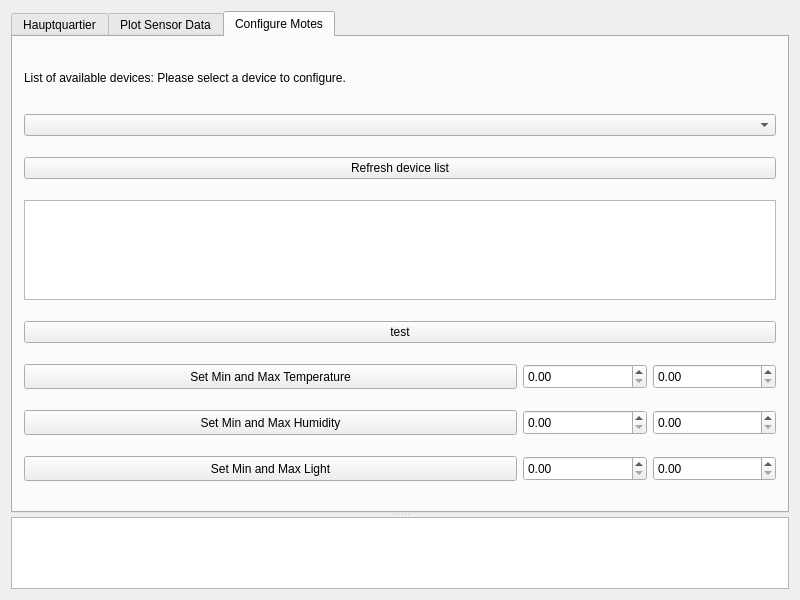
heat1q/plant.io, file gui/mainwindow.ui: the form before one commit.
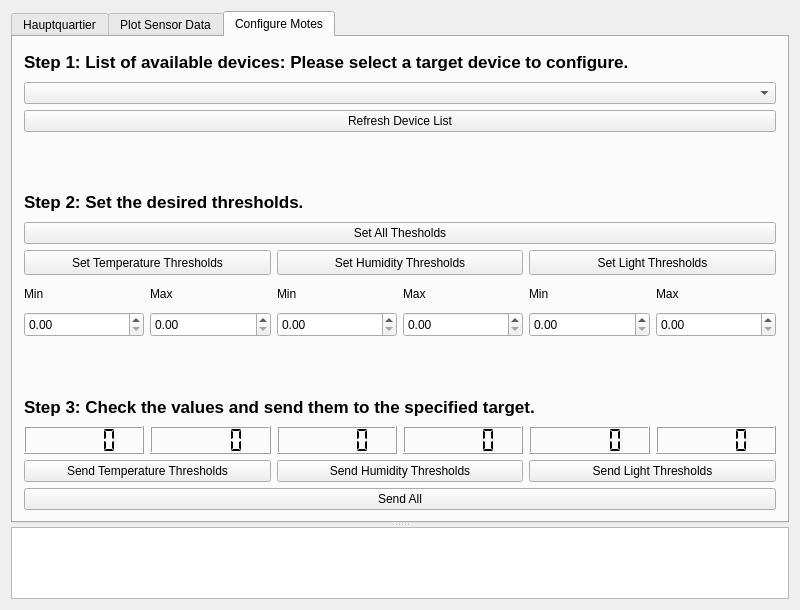
The form after the commit. The open tabs and pages were chosen to show the change. Custom widgets are drawn as their Qt base class.

Commit message: Worked on configuration tab. Fixed set max button fail message.

Diff of the .ui file:
```diff
--- a/gui/mainwindow.ui
+++ b/gui/mainwindow.ui
@@ -7,7 +7,7 @@
     <x>0</x>
     <y>0</y>
     <width>800</width>
-    <height>600</height>
+    <height>610</height>
    </rect>
   </property>
   <property name="windowTitle">
@@ -508,14 +508,14 @@
          <property name="sizeConstraint">
           <enum>QLayout::SetDefaultConstraint</enum>
          </property>
-         <item row="4" column="0" colspan="6">
-          <widget class="QPushButton" name="pushButton_test">
-           <property name="text">
-            <string>test</string>
+         <item row="14" column="3">
+          <widget class="QLCDNumber" name="lcdNumber_MaxHum">
+           <property name="segmentStyle">
+            <enum>QLCDNumber::Flat</enum>
            </property>
           </widget>
          </item>
-         <item row="6" column="5">
+         <item row="8" column="3">
           <widget class="QDoubleSpinBox" name="doubleSpinBox_MaxHum">
            <property name="maximumSize">
             <size>
@@ -525,28 +525,40 @@
            </property>
           </widget>
          </item>
-         <item row="3" column="0" colspan="6">
-          <widget class="QTextEdit" name="textEdit_test">
+         <item row="8" column="4">
+          <widget class="QDoubleSpinBox" name="doubleSpinBox_MinLight">
            <property name="maximumSize">
             <size>
              <width>16777215</width>
-             <height>100</height>
+             <height>25</height>
             </size>
            </property>
           </widget>
          </item>
-         <item row="5" column="4">
-          <widget class="QDoubleSpinBox" name="doubleSpinBox_MinTemp">
+         <item row="0" column="0" colspan="6">
+          <widget class="QLabel" name="label_Step1">
            <property name="maximumSize">
             <size>
              <width>16777215</width>
-             <height>25</height>
+             <height>30</height>
             </size>
            </property>
+           <property name="font">
+            <font>
+             <pointsize>13</pointsize>
+             <weight>75</weight>
+             <italic>false</italic>
+             <bold>true</bold>
+             <underline>false</underline>
+            </font>
+           </property>
+           <property name="text">
+            <string>Step 1: List of available devices: Please select a target device to configure.</string>
+           </property>
           </widget>
          </item>
-         <item row="7" column="0" colspan="4">
-          <widget class="QPushButton" name="pushButton_2">
+         <item row="7" column="0">
+          <widget class="QLabel" name="label_3">
            <property name="maximumSize">
             <size>
              <width>16777215</width>
@@ -554,14 +566,33 @@
             </size>
            </property>
            <property name="text">
-            <string>Set Min and Max Light</string>
+            <string>Min</string>
            </property>
           </widget>
          </item>
-         <item row="2" column="0" colspan="6">
-          <widget class="QPushButton" name="pushButton_refresh">
+         <item row="4" column="0" colspan="6">
+          <widget class="QLabel" name="label_Step2">
+           <property name="font">
+            <font>
+             <pointsize>13</pointsize>
+             <weight>75</weight>
+             <italic>false</italic>
+             <bold>true</bold>
+             <underline>false</underline>
+            </font>
+           </property>
            <property name="text">
-            <string>Refresh device list</string>
+            <string>Step 2: Set the desired thresholds.</string>
+           </property>
+          </widget>
+         </item>
+         <item row="8" column="5">
+          <widget class="QDoubleSpinBox" name="doubleSpinBox_MaxLight">
+           <property name="maximumSize">
+            <size>
+             <width>16777215</width>
+             <height>25</height>
+            </size>
            </property>
           </widget>
          </item>
@@ -573,84 +604,270 @@
              <verstretch>0</verstretch>
             </sizepolicy>
            </property>
-          </widget>
-         </item>
-         <item row="5" column="0" colspan="4">
-          <widget class="QPushButton" name="pushButton_4">
-           <property name="maximumSize">
-            <size>
-             <width>16777215</width>
-             <height>25</height>
-            </size>
+           <property name="toolTip">
+            <string>&lt;html&gt;&lt;head/&gt;&lt;body&gt;&lt;p&gt;&lt;br/&gt;&lt;/p&gt;&lt;/body&gt;&lt;/html&gt;</string>
            </property>
-           <property name="text">
-            <string>Set Min and Max Temperature</string>
-           </property>
-          </widget>
-         </item>
-         <item row="5" column="5">
-          <widget class="QDoubleSpinBox" name="doubleSpinBox_MaxTemp">
-           <property name="maximumSize">
-            <size>
-             <width>16777215</width>
-             <height>25</height>
-            </size>
+           <property name="accessibleName">
+            <string/>
            </property>
           </widget>
          </item>
          <item row="7" column="5">
-          <widget class="QDoubleSpinBox" name="doubleSpinBox_MaxLight">
+          <widget class="QLabel" name="label_8">
            <property name="maximumSize">
             <size>
              <width>16777215</width>
              <height>25</height>
             </size>
            </property>
+           <property name="text">
+            <string>Max</string>
+           </property>
           </widget>
          </item>
-         <item row="6" column="4">
-          <widget class="QDoubleSpinBox" name="doubleSpinBox_MinHum">
+         <item row="15" column="4" colspan="2">
+          <widget class="QPushButton" name="pushButton_SendLight">
+           <property name="text">
+            <string>Send Light Thresholds</string>
+           </property>
+          </widget>
+         </item>
+         <item row="14" column="2">
+          <widget class="QLCDNumber" name="lcdNumber_MinHum">
+           <property name="segmentStyle">
+            <enum>QLCDNumber::Flat</enum>
+           </property>
+          </widget>
+         </item>
+         <item row="6" column="4" colspan="2">
+          <widget class="QPushButton" name="pushButton_SetLight">
            <property name="maximumSize">
             <size>
              <width>16777215</width>
              <height>25</height>
             </size>
+           </property>
+           <property name="text">
+            <string>Set Light Thresholds</string>
+           </property>
+          </widget>
+         </item>
+         <item row="9" column="0" colspan="6">
+          <spacer name="verticalSpacer_2">
+           <property name="orientation">
+            <enum>Qt::Vertical</enum>
+           </property>
+           <property name="sizeType">
+            <enum>QSizePolicy::Fixed</enum>
+           </property>
+           <property name="sizeHint" stdset="0">
+            <size>
+             <width>20</width>
+             <height>50</height>
+            </size>
+           </property>
+          </spacer>
+         </item>
+         <item row="15" column="2" colspan="2">
+          <widget class="QPushButton" name="pushButton_SendHum">
+           <property name="text">
+            <string>Send Humidity Thresholds</string>
+           </property>
+          </widget>
+         </item>
+         <item row="14" column="4">
+          <widget class="QLCDNumber" name="lcdNumber_MinLight">
+           <property name="segmentStyle">
+            <enum>QLCDNumber::Flat</enum>
+           </property>
+          </widget>
+         </item>
+         <item row="6" column="0" colspan="2">
+          <widget class="QPushButton" name="pushButton_SetTemp">
+           <property name="maximumSize">
+            <size>
+             <width>16777215</width>
+             <height>25</height>
+            </size>
+           </property>
+           <property name="text">
+            <string>Set Temperature Thresholds</string>
+           </property>
+          </widget>
+         </item>
+         <item row="8" column="1">
+          <widget class="QDoubleSpinBox" name="doubleSpinBox_MaxTemp">
+           <property name="maximumSize">
+            <size>
+             <width>16777215</width>
+             <height>25</height>
+            </size>
+           </property>
+          </widget>
+         </item>
+         <item row="7" column="1">
+          <widget class="QLabel" name="label_4">
+           <property name="maximumSize">
+            <size>
+             <width>16777215</width>
+             <height>25</height>
+            </size>
+           </property>
+           <property name="text">
+            <string>Max</string>
+           </property>
+          </widget>
+         </item>
+         <item row="2" column="0" colspan="6">
+          <widget class="QPushButton" name="pushButton_refresh">
+           <property name="text">
+            <string>Refresh Device List</string>
+           </property>
+          </widget>
+         </item>
+         <item row="10" column="0" colspan="6">
+          <widget class="QLabel" name="label_Step3">
+           <property name="font">
+            <font>
+             <pointsize>13</pointsize>
+             <weight>75</weight>
+             <italic>false</italic>
+             <bold>true</bold>
+             <underline>false</underline>
+            </font>
+           </property>
+           <property name="text">
+            <string>Step 3: Check the values and send them to the specified target.</string>
+           </property>
+          </widget>
+         </item>
+         <item row="7" column="2">
+          <widget class="QLabel" name="label_5">
+           <property name="maximumSize">
+            <size>
+             <width>16777215</width>
+             <height>25</height>
+            </size>
+           </property>
+           <property name="text">
+            <string>Min</string>
+           </property>
+          </widget>
+         </item>
+         <item row="14" column="1">
+          <widget class="QLCDNumber" name="lcdNumber_MaxTemp">
+           <property name="segmentStyle">
+            <enum>QLCDNumber::Flat</enum>
+           </property>
+          </widget>
+         </item>
+         <item row="8" column="0">
+          <widget class="QDoubleSpinBox" name="doubleSpinBox_MinTemp">
+           <property name="maximumSize">
+            <size>
+             <width>16777215</width>
+             <height>25</height>
+            </size>
+           </property>
+          </widget>
+         </item>
+         <item row="14" column="5">
+          <widget class="QLCDNumber" name="lcdNumber_MaxLight">
+           <property name="segmentStyle">
+            <enum>QLCDNumber::Flat</enum>
+           </property>
+          </widget>
+         </item>
+         <item row="15" column="0" colspan="2">
+          <widget class="QPushButton" name="pushButton_SendTemp">
+           <property name="text">
+            <string>Send Temperature Thresholds</string>
+           </property>
+          </widget>
+         </item>
+         <item row="6" column="2" colspan="2">
+          <widget class="QPushButton" name="pushButton_SetHum">
+           <property name="maximumSize">
+            <size>
+             <width>16777215</width>
+             <height>25</height>
+            </size>
+           </property>
+           <property name="text">
+            <string>Set Humidity Thresholds</string>
            </property>
           </widget>
          </item>
          <item row="7" column="4">
-          <widget class="QDoubleSpinBox" name="doubleSpinBox_MinLight">
+          <widget class="QLabel" name="label_7">
            <property name="maximumSize">
             <size>
              <width>16777215</width>
              <height>25</height>
             </size>
            </property>
+           <property name="text">
+            <string>Min</string>
+           </property>
           </widget>
          </item>
-         <item row="6" column="0" colspan="4">
-          <widget class="QPushButton" name="pushButton_3">
+         <item row="5" column="0" colspan="6">
+          <widget class="QPushButton" name="pushButton_SetAll">
+           <property name="text">
+            <string>Set All Thesholds</string>
+           </property>
+          </widget>
+         </item>
+         <item row="8" column="2">
+          <widget class="QDoubleSpinBox" name="doubleSpinBox_MinHum">
            <property name="maximumSize">
             <size>
              <width>16777215</width>
              <height>25</height>
             </size>
            </property>
-           <property name="text">
-            <string>Set Min and Max Humidity</string>
-           </property>
           </widget>
          </item>
-         <item row="0" column="0" colspan="6">
-          <widget class="QLabel" name="label_2">
+         <item row="7" column="3">
+          <widget class="QLabel" name="label_6">
            <property name="maximumSize">
             <size>
              <width>16777215</width>
-             <height>30</height>
+             <height>25</height>
             </size>
            </property>
            <property name="text">
-            <string>List of available devices: Please select a device to configure.</string>
+            <string>Max</string>
+           </property>
+          </widget>
+         </item>
+         <item row="16" column="0" colspan="6">
+          <widget class="QPushButton" name="pushButton_SendAll">
+           <property name="text">
+            <string>Send All</string>
+           </property>
+          </widget>
+         </item>
+         <item row="3" column="0" colspan="6">
+          <spacer name="verticalSpacer">
+           <property name="orientation">
+            <enum>Qt::Vertical</enum>
+           </property>
+           <property name="sizeType">
+            <enum>QSizePolicy::Fixed</enum>
+           </property>
+           <property name="sizeHint" stdset="0">
+            <size>
+             <width>20</width>
+             <height>50</height>
+            </size>
+           </property>
+          </spacer>
+         </item>
+         <item row="14" column="0">
+          <widget class="QLCDNumber" name="lcdNumber_MinTemp">
+           <property name="segmentStyle">
+            <enum>QLCDNumber::Flat</enum>
            </property>
           </widget>
          </item>
```
The commit also changes 2 other files.
